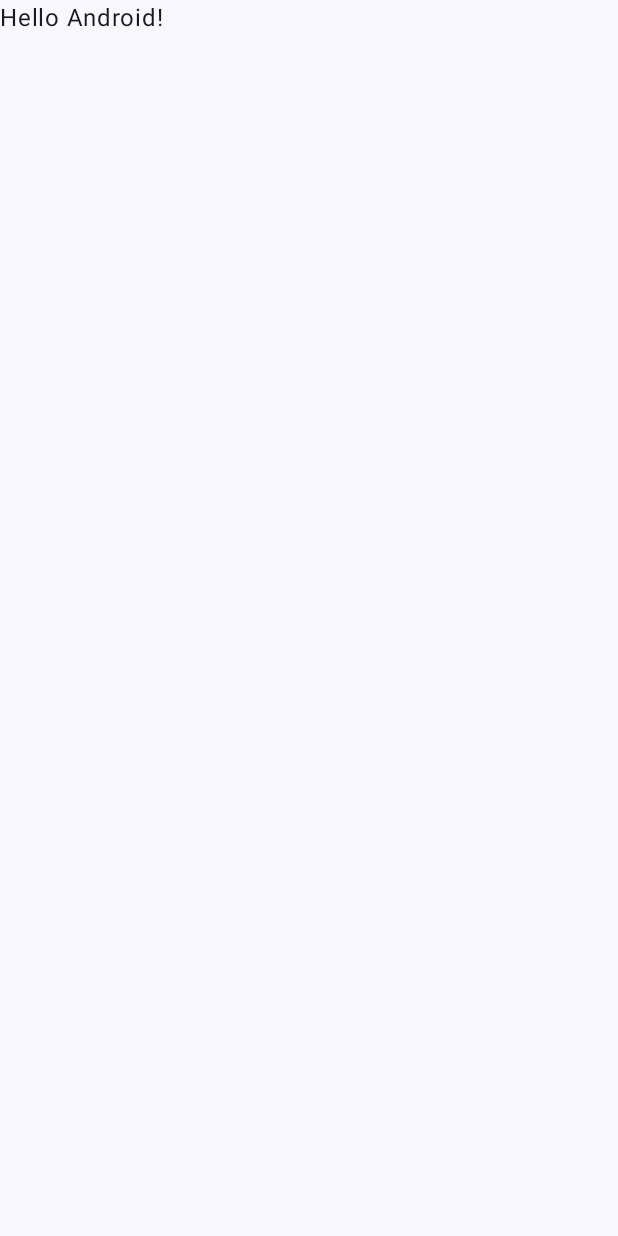
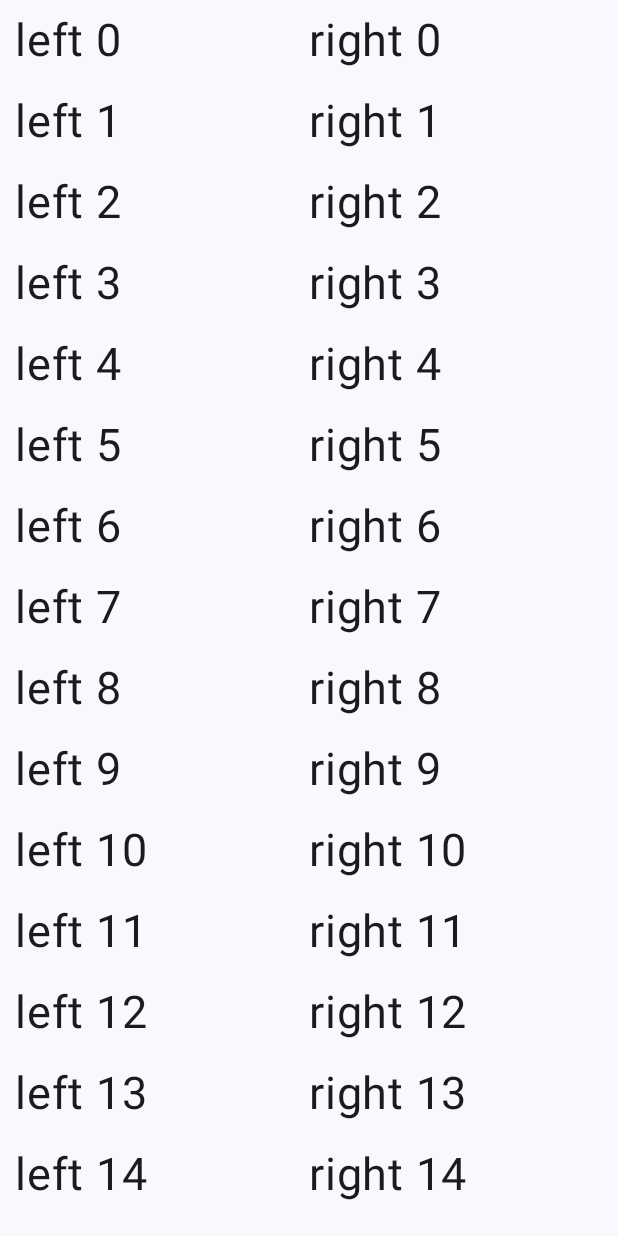
Before and after one commit to replrep/Einkaufszettel, an Android app built with Jetpack Compose: the screen it shows after launch (MainActivity), on a phone screen of 412 x 824 dp. Before the commit the screen is almost empty. Run offline under Robolectric (Android 15) with nearby library versions, the phone set to English and light mode, and no system bars.

Commit message:
Show two scrollable text lists

```diff
--- a/app/src/main/java/de/cbrunzema/einkaufszettel/MainActivity.kt
+++ b/app/src/main/java/de/cbrunzema/einkaufszettel/MainActivity.kt
@@ -4,14 +4,24 @@ import android.os.Bundle
 import androidx.activity.ComponentActivity
 import androidx.activity.compose.setContent
 import androidx.activity.enableEdgeToEdge
+import androidx.compose.foundation.layout.Column
 import androidx.compose.foundation.layout.fillMaxSize
 import androidx.compose.foundation.layout.padding
 import androidx.compose.material3.Scaffold
 import androidx.compose.material3.Text
 import androidx.compose.runtime.Composable
 import androidx.compose.ui.Modifier
-import androidx.compose.ui.tooling.preview.Preview
+
 import de.cbrunzema.einkaufszettel.ui.theme.EinkaufszettelTheme
+import androidx.compose.foundation.layout.Row
+import androidx.compose.foundation.rememberScrollState
+import androidx.compose.foundation.verticalScroll
+import androidx.compose.ui.unit.dp
+import androidx.compose.ui.unit.sp
+
+val fontSize = 30.sp
+val lineHeight = 54.sp
+val padding = 10.dp
 
 class MainActivity : ComponentActivity() {
     override fun onCreate(savedInstanceState: Bundle?) {
@@ -20,10 +30,7 @@ class MainActivity : ComponentActivity() {
         setContent {
             EinkaufszettelTheme {
                 Scaffold(modifier = Modifier.fillMaxSize()) { innerPadding ->
-                    Greeting(
-                        name = "Android",
-                        modifier = Modifier.padding(innerPadding)
-                    )
+                    MainView(Modifier.padding(innerPadding))
                 }
             }
         }
@@ -31,17 +38,41 @@ class MainActivity : ComponentActivity() {
 }
 
 @Composable
-fun Greeting(name: String, modifier: Modifier = Modifier) {
-    Text(
-        text = "Hello $name!",
-        modifier = modifier
-    )
+fun LeftPanel() {
+    for (i in 0..82) {
+        Text("left $i", fontSize = fontSize, lineHeight = lineHeight)
+    }
 }
 
-@Preview(showBackground = true)
 @Composable
-fun GreetingPreview() {
-    EinkaufszettelTheme {
-        Greeting("Android")
+fun RightPanel() {
+    for (i in 0..82) {
+        Text("right $i", fontSize = fontSize, lineHeight = lineHeight)
     }
 }
+
+@Composable
+fun MainView(modifier: Modifier = Modifier) {
+    val leftScrollState = rememberScrollState()
+    val rightScrollState = rememberScrollState()
+    Row(
+        modifier
+            .fillMaxSize()
+            .padding(horizontal = padding)
+    ) {
+        Column(
+            modifier = Modifier
+                .weight(1.0f)
+                .verticalScroll(leftScrollState)
+        ) {
+            LeftPanel()
+        }
+        Column(
+            modifier = Modifier
+                .weight(1.0f)
+                .verticalScroll(rightScrollState)
+        ) {
+            RightPanel()
+        }
+    }
+}
```
